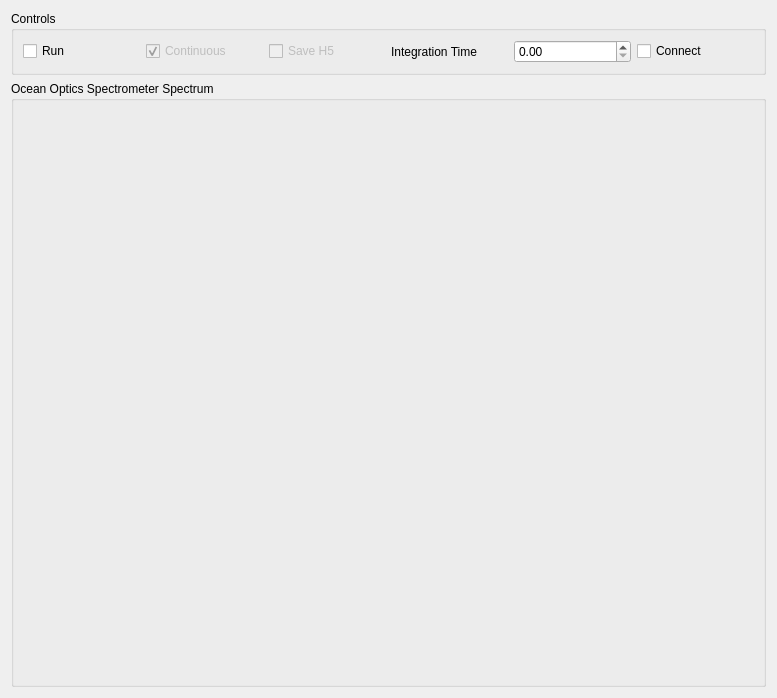
ScopeFoundry/HW_oceanoptics_spec, file oo_spec_live.ui: the form before one commit.
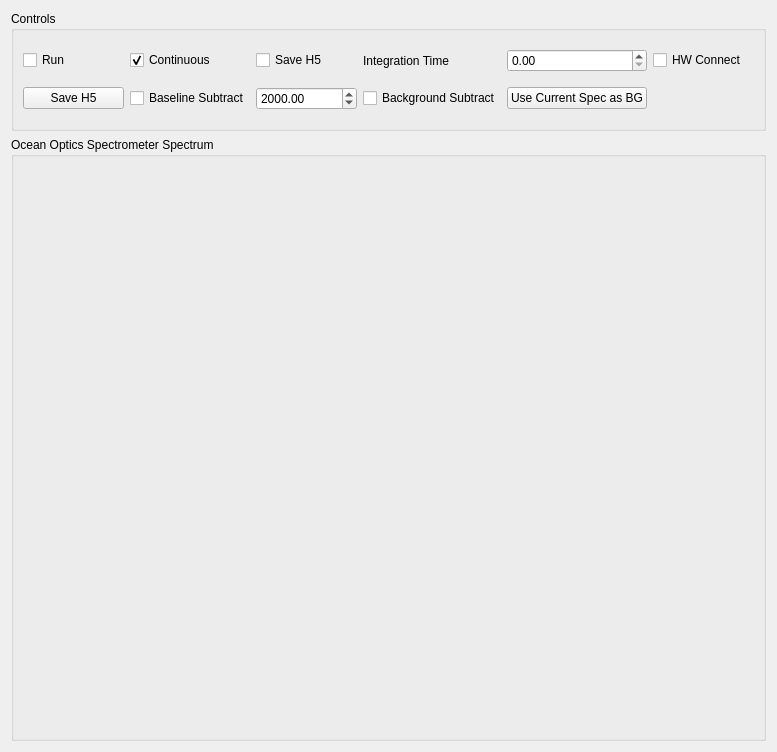
The form after the commit.

Commit message: [oceanoptics_spec] Major update and bug fixes

```diff
--- a/oo_spec_live.ui
+++ b/oo_spec_live.ui
@@ -7,19 +7,80 @@
     <x>0</x>
     <y>0</y>
     <width>777</width>
-    <height>698</height>
+    <height>752</height>
    </rect>
   </property>
   <property name="windowTitle">
    <string>Form</string>
   </property>
-  <layout class="QGridLayout" name="gridLayout_2" rowstretch="0,1" rowminimumheight="0,0">
+  <layout class="QGridLayout" name="gridLayout_2" rowstretch="0,0">
+   <item row="1" column="0">
+    <widget class="QGroupBox" name="plot_groupBox">
+     <property name="title">
+      <string>Ocean Optics Spectrometer Spectrum</string>
+     </property>
+     <layout class="QVBoxLayout" name="verticalLayout"/>
+    </widget>
+   </item>
    <item row="0" column="0">
     <widget class="QGroupBox" name="groupBox">
+     <property name="minimumSize">
+      <size>
+       <width>0</width>
+       <height>120</height>
+      </size>
+     </property>
+     <property name="maximumSize">
+      <size>
+       <width>16777215</width>
+       <height>120</height>
+      </size>
+     </property>
      <property name="title">
       <string>Controls</string>
      </property>
      <layout class="QGridLayout" name="gridLayout">
+      <item row="0" column="2">
+       <widget class="QCheckBox" name="save_h5_checkBox">
+        <property name="enabled">
+         <bool>true</bool>
+        </property>
+        <property name="text">
+         <string>Save H5</string>
+        </property>
+       </widget>
+      </item>
+      <item row="0" column="4">
+       <widget class="QDoubleSpinBox" name="int_time_doubleSpinBox"/>
+      </item>
+      <item row="1" column="4">
+       <widget class="QPushButton" name="set_bg_pushButton">
+        <property name="text">
+         <string>Use Current Spec as BG</string>
+        </property>
+       </widget>
+      </item>
+      <item row="0" column="5">
+       <widget class="QCheckBox" name="hw_connect_checkBox">
+        <property name="text">
+         <string>HW Connect</string>
+        </property>
+       </widget>
+      </item>
+      <item row="1" column="3">
+       <widget class="QCheckBox" name="bg_subtract_checkBox">
+        <property name="text">
+         <string>Background Subtract</string>
+        </property>
+       </widget>
+      </item>
+      <item row="0" column="3">
+       <widget class="QLabel" name="label">
+        <property name="text">
+         <string>Integration Time</string>
+        </property>
+       </widget>
+      </item>
       <item row="0" column="0">
        <widget class="QCheckBox" name="run_checkBox">
         <property name="text">
@@ -27,10 +88,30 @@
         </property>
        </widget>
       </item>
+      <item row="1" column="2">
+       <widget class="QDoubleSpinBox" name="baseline_val_doubleSpinBox">
+        <property name="maximum">
+         <double>10000.000000000000000</double>
+        </property>
+        <property name="singleStep">
+         <double>100.000000000000000</double>
+        </property>
+        <property name="value">
+         <double>2000.000000000000000</double>
+        </property>
+       </widget>
+      </item>
+      <item row="1" column="1">
+       <widget class="QCheckBox" name="baseline_sub_checkBox">
+        <property name="text">
+         <string>Baseline Subtract</string>
+        </property>
+       </widget>
+      </item>
       <item row="0" column="1">
        <widget class="QCheckBox" name="continous_checkBox">
         <property name="enabled">
-         <bool>false</bool>
+         <bool>true</bool>
         </property>
         <property name="text">
          <string>Continuous</string>
@@ -43,44 +124,16 @@
         </property>
        </widget>
       </item>
-      <item row="0" column="2">
-       <widget class="QCheckBox" name="save_h5_checkBox">
-        <property name="enabled">
-         <bool>false</bool>
-        </property>
+      <item row="1" column="0">
+       <widget class="QPushButton" name="save_h5_pushButton">
         <property name="text">
          <string>Save H5</string>
         </property>
        </widget>
       </item>
-      <item row="0" column="3">
-       <widget class="QLabel" name="label">
-        <property name="text">
-         <string>Integration Time</string>
-        </property>
-       </widget>
-      </item>
-      <item row="0" column="4">
-       <widget class="QDoubleSpinBox" name="int_time_doubleSpinBox"/>
-      </item>
-      <item row="0" column="5">
-       <widget class="QCheckBox" name="hw_connect_checkBox">
-        <property name="text">
-         <string>Connect</string>
-        </property>
-       </widget>
-      </item>
      </layout>
     </widget>
    </item>
-   <item row="1" column="0">
-    <widget class="QGroupBox" name="plot_groupBox">
-     <property name="title">
-      <string>Ocean Optics Spectrometer Spectrum</string>
-     </property>
-     <layout class="QVBoxLayout" name="verticalLayout"/>
-    </widget>
-   </item>
   </layout>
  </widget>
  <resources/>
```
Left out of the diff: 2 changed lines with no effect on the pictures. The commit also changes 4 other files.
